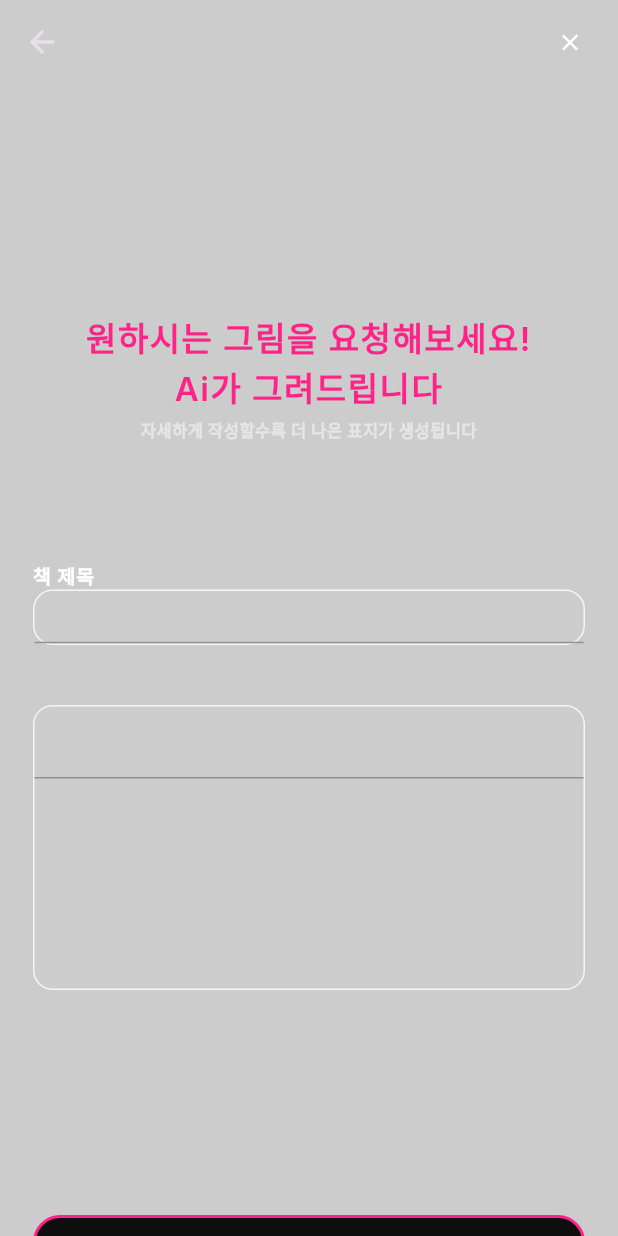
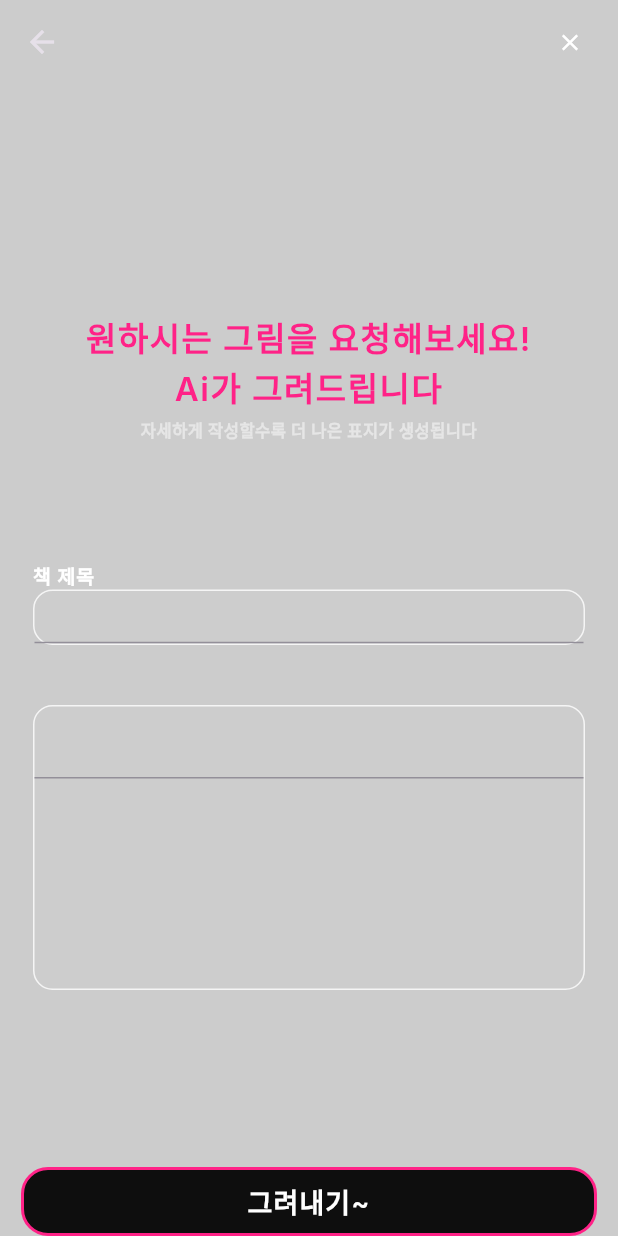
Before and after one commit to uriham/Capstone, a Flutter app: the BookCoverScreen screen opened directly with sample values from the repository, on a phone screen of 412 x 824 dp. Run offline on Flutter 3.47's test engine with Material 3 defaults, Android fonts, the phone set to English and light mode, and no system bars; our stand-ins replace envied, flutter_riverpod, flutter_svg, google_fonts, palette_generator, scroll_date_picker and 2 more; missing offline and left inert: langchain, langchain_openai.

Commit message:
이미지 가져올때 위치 수정, 완료 버튼 bottomNavigationbar에 고정시킴

```diff
--- a/lib/screens/bookcover_screen.dart
+++ b/lib/screens/bookcover_screen.dart
@@ -11,7 +11,11 @@ import 'package:capstone/screens/character_cover.dart';
 import 'package:capstone/screens/tab.dart';
 
 class BookCoverScreen extends ConsumerStatefulWidget {
-  const BookCoverScreen({super.key, required this.selectedDiary,required this.indexList,required this.nowFilter});
+  const BookCoverScreen(
+      {super.key,
+      required this.selectedDiary,
+      required this.indexList,
+      required this.nowFilter});
 
   final Diary selectedDiary;
   final List<int> indexList;
@@ -30,10 +34,7 @@ class _BookCoverScreenState extends ConsumerState<BookCoverScreen> {
   bool isGenerated = false;
   String bookTitle = '';
 
-
-
   void _goCompleteScreen() async {
-
     bookTitle = _titleController.text;
 
     final booklist = await Navigator.of(context)
@@ -44,17 +45,21 @@ class _BookCoverScreenState extends ConsumerState<BookCoverScreen> {
       );
     }));
     setState(() {
-      bookInfo = booklist ?? ['awd', 'awds']; //bookinfo는 appi통신으로 가져온 url과 text이다. 0 이 url, 1이 text
+      bookInfo = booklist ??
+          [
+            'awd',
+            'awds'
+          ]; //bookinfo는 appi통신으로 가져온 url과 text이다. 0 이 url, 1이 text
       isGenerated = true;
     });
   }
 
   void _bookprovider() {
-    for (int i in widget.indexList)
-    {
+    for (int i in widget.indexList) {
       ref.read(diaryProvider.notifier).useDiary(i); //diary사용함 뜨게 만듦
     }
-    ref.read(bookProvider.notifier).addChapter(widget.nowFilter, Chapter(chImg: bookInfo[0], title: bookTitle, text: bookInfo[1]));
+    ref.read(bookProvider.notifier).addChapter(widget.nowFilter,
+        Chapter(chImg: bookInfo[0], title: bookTitle, text: bookInfo[1]));
     /*
     ref.read(bookProvider.notifier).addBook(
         bookInfo[1], bookInfo[0], widget.selectedDiary.date, bookTitle);
@@ -67,9 +72,7 @@ class _BookCoverScreenState extends ConsumerState<BookCoverScreen> {
     */
     Navigator.of(context).pushReplacement(
       MaterialPageRoute(builder: (context) => const CharCoverScreen()),
-
     );
-
   }
 
   @override
@@ -178,15 +181,23 @@ class _BookCoverScreenState extends ConsumerState<BookCoverScreen> {
     );
 
     if (isGenerated == true) {
-      bodyContent = Container(
+      bodyContent = Column(
+        children: [
+          const SizedBox(
+            height: 100,
+          ),
+          Container(
             width: 268,
-        height: 383,
+            height: 420,
             decoration: BoxDecoration(
+              borderRadius: const BorderRadius.all(Radius.circular(20)),
               image: DecorationImage(
                 image: NetworkImage(bookInfo[0]),
                 fit: BoxFit.fill,
               ),
             ),
+          ),
+        ],
       );
     }
 
@@ -194,9 +205,9 @@ class _BookCoverScreenState extends ConsumerState<BookCoverScreen> {
       appBar: AppBar(
         actions: [
           const Spacer(),
-          isGenerated?const SizedBox()
-          :
-          TextButton(
+          isGenerated
+              ? const SizedBox()
+              : TextButton(
                   onPressed: () {
                     Navigator.of(context)
                         .pushReplacement(MaterialPageRoute(builder: (ctx) {
@@ -220,14 +231,14 @@ class _BookCoverScreenState extends ConsumerState<BookCoverScreen> {
             crossAxisAlignment: CrossAxisAlignment.center,
             children: [
               bodyContent, // 주력 내용을 전달함
-              BookCoverButton(
-                onTap: isGenerated ? _bookprovider : _goCompleteScreen,
-                buttonText: isGenerated ? '완성' : '그려내기~',
-              ),
             ],
           ),
         ),
       ),
+      bottomNavigationBar: BookCoverButton(
+        onTap: isGenerated ? _bookprovider : _goCompleteScreen,
+        buttonText: isGenerated ? '완성' : '그려내기~',
+      ),
     );
   }
 }
--- a/lib/widgets/bookcover_button.dart
+++ b/lib/widgets/bookcover_button.dart
@@ -8,7 +8,9 @@ class BookCoverButton extends StatelessWidget {
 
   @override
   Widget build(BuildContext context) {
-    return InkWell(
+    return Padding(
+      padding: const EdgeInsets.fromLTRB(14,0,14,0),
+      child: InkWell(
         onTap: onTap,
         child: Container(
           alignment: Alignment.center,
@@ -35,6 +37,7 @@ class BookCoverButton extends StatelessWidget {
             ),
           ),
         ),
+      ),
     );
   }
 }
```
Lines whose indentation alone changed are shown as unchanged.
